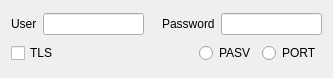
This is kasablanca-python/trunk/settingswidget.ui in BackupTheBerlios/kasablanca-svn as Qt 5 draws it before an edit. The edited form follows.
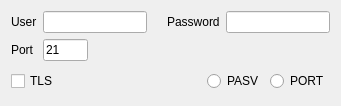
This is the edited form.

```diff
--- a/kasablanca-python/trunk/settingswidget.ui
+++ b/kasablanca-python/trunk/settingswidget.ui
@@ -5,8 +5,8 @@
    <rect>
     <x>0</x>
     <y>0</y>
-    <width>333</width>
-    <height>78</height>
+    <width>341</width>
+    <height>100</height>
    </rect>
   </property>
   <property name="windowTitle" >
@@ -14,7 +14,7 @@
   </property>
   <layout class="QVBoxLayout" name="verticalLayout" >
    <item>
-    <layout class="QHBoxLayout" name="horizontalLayout" >
+    <layout class="QHBoxLayout" name="horizontalLayout_2" >
      <item>
       <widget class="QLabel" name="label" >
        <property name="text" >
@@ -46,12 +46,77 @@
       </widget>
      </item>
      <item>
-      <widget class="QLineEdit" name="passEdit" />
+      <widget class="QLineEdit" name="passEdit" >
+       <property name="echoMode" >
+        <enum>QLineEdit::Password</enum>
+       </property>
+      </widget>
      </item>
     </layout>
    </item>
    <item>
-    <layout class="QHBoxLayout" name="horizontalLayout_2" >
+    <layout class="QHBoxLayout" name="horizontalLayout" >
+     <item>
+      <widget class="QLabel" name="label_3" >
+       <property name="text" >
+        <string>Port </string>
+       </property>
+      </widget>
+     </item>
+     <item>
+      <widget class="QLineEdit" name="portEdit" >
+       <property name="sizePolicy" >
+        <sizepolicy vsizetype="Fixed" hsizetype="Fixed" >
+         <horstretch>0</horstretch>
+         <verstretch>0</verstretch>
+        </sizepolicy>
+       </property>
+       <property name="minimumSize" >
+        <size>
+         <width>0</width>
+         <height>0</height>
+        </size>
+       </property>
+       <property name="maximumSize" >
+        <size>
+         <width>45</width>
+         <height>16777215</height>
+        </size>
+       </property>
+       <property name="baseSize" >
+        <size>
+         <width>20</width>
+         <height>0</height>
+        </size>
+       </property>
+       <property name="inputMask" >
+        <string>00000; </string>
+       </property>
+       <property name="text" >
+        <string>21</string>
+       </property>
+       <property name="maxLength" >
+        <number>5</number>
+       </property>
+      </widget>
+     </item>
+     <item>
+      <spacer name="horizontalSpacer_3" >
+       <property name="orientation" >
+        <enum>Qt::Horizontal</enum>
+       </property>
+       <property name="sizeHint" stdset="0" >
+        <size>
+         <width>248</width>
+         <height>19</height>
+        </size>
+       </property>
+      </spacer>
+     </item>
+    </layout>
+   </item>
+   <item>
+    <layout class="QHBoxLayout" name="horizontalLayout_3" >
      <item>
       <widget class="QCheckBox" name="tlsCheck" >
        <property name="layoutDirection" >
@@ -69,8 +134,8 @@
        </property>
        <property name="sizeHint" stdset="0" >
         <size>
-         <width>40</width>
-         <height>20</height>
+         <width>162</width>
+         <height>28</height>
         </size>
        </property>
       </spacer>
```
